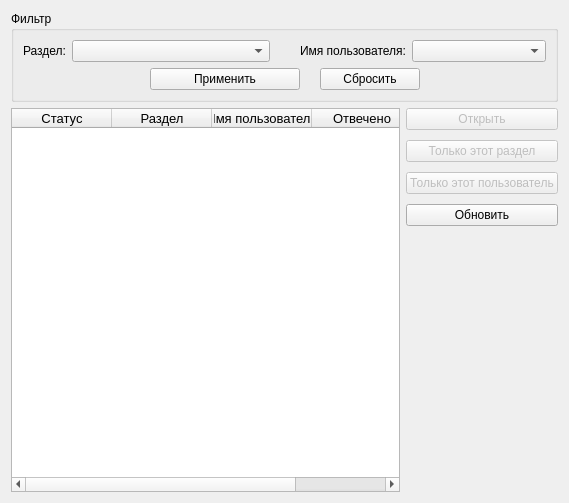
First picture: the form in control/solutionsform.ui, repository TheMrButcher/offline-mentor, before the edit.
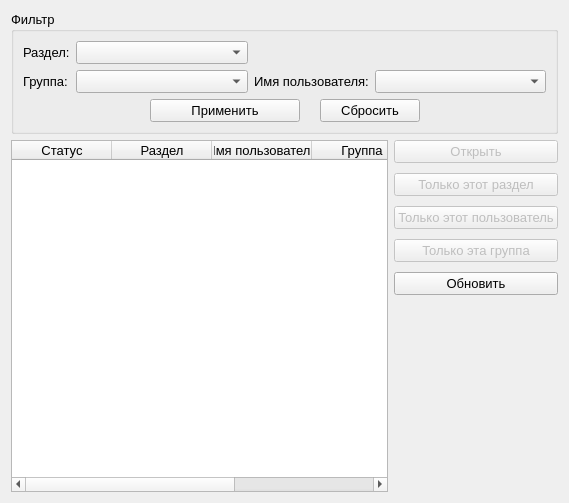
Second picture: the form after the edit. Icons and pictures are not drawn.

What changed in the file:
```diff
--- a/control/solutionsform.ui
+++ b/control/solutionsform.ui
@@ -10,6 +10,11 @@
     <height>503</height>
    </rect>
   </property>
+  <property name="font">
+   <font>
+    <pointsize>10</pointsize>
+   </font>
+  </property>
   <property name="windowTitle">
    <string>Form</string>
   </property>
@@ -21,47 +26,60 @@
      </property>
      <layout class="QVBoxLayout" name="verticalLayout_3">
       <item>
-       <layout class="QHBoxLayout" name="horizontalLayout_2">
-        <property name="spacing">
-         <number>30</number>
-        </property>
-        <item>
-         <layout class="QFormLayout" name="formLayout">
-          <property name="horizontalSpacing">
-           <number>6</number>
-          </property>
-          <item row="0" column="0">
+       <layout class="QGridLayout" name="gridLayout">
+        <item row="2" column="0">
            <widget class="QLabel" name="label">
+          <property name="sizePolicy">
+           <sizepolicy hsizetype="Fixed" vsizetype="Preferred">
+            <horstretch>0</horstretch>
+            <verstretch>0</verstretch>
+           </sizepolicy>
+          </property>
             <property name="text">
              <string>Раздел:</string>
             </property>
            </widget>
           </item>
-          <item row="0" column="1">
-           <widget class="QComboBox" name="sectionNameComboBox">
-            <property name="maximumSize">
-             <size>
-              <width>400</width>
-              <height>16777215</height>
-             </size>
+        <item row="3" column="0">
+         <widget class="QLabel" name="label_3">
+          <property name="sizePolicy">
+           <sizepolicy hsizetype="Fixed" vsizetype="Preferred">
+            <horstretch>0</horstretch>
+            <verstretch>0</verstretch>
+           </sizepolicy>
+          </property>
+          <property name="text">
+           <string>Группа:</string>
             </property>
            </widget>
           </item>
-         </layout>
+        <item row="3" column="1">
+         <widget class="QComboBox" name="groupNameComboBox"/>
         </item>
-        <item>
-         <layout class="QFormLayout" name="formLayout_2">
-          <property name="horizontalSpacing">
-           <number>6</number>
-          </property>
-          <item row="0" column="0">
+        <item row="3" column="2">
            <widget class="QLabel" name="label_2">
+          <property name="sizePolicy">
+           <sizepolicy hsizetype="Fixed" vsizetype="Preferred">
+            <horstretch>0</horstretch>
+            <verstretch>0</verstretch>
+           </sizepolicy>
+          </property>
             <property name="text">
              <string>Имя пользователя:</string>
             </property>
            </widget>
           </item>
-          <item row="0" column="1">
+        <item row="2" column="1">
+         <widget class="QComboBox" name="sectionNameComboBox">
+          <property name="maximumSize">
+           <size>
+            <width>400</width>
+            <height>16777215</height>
+           </size>
+          </property>
+         </widget>
+        </item>
+        <item row="3" column="3">
            <widget class="QComboBox" name="userNameComboBox">
             <property name="maximumSize">
              <size>
@@ -73,8 +91,6 @@
           </item>
          </layout>
         </item>
-       </layout>
-      </item>
       <item>
        <layout class="QHBoxLayout" name="horizontalLayout_3">
         <property name="spacing">
@@ -179,6 +195,11 @@
          <string>Имя пользователя</string>
         </property>
        </column>
+       <column>
+        <property name="text">
+         <string>Группа</string>
+        </property>
+       </column>
        <column>
         <property name="text">
          <string>Отвечено</string>
@@ -245,6 +266,21 @@
          </property>
         </widget>
        </item>
+       <item>
+        <widget class="QPushButton" name="selectGroupButton">
+         <property name="enabled">
+          <bool>false</bool>
+         </property>
+         <property name="text">
+          <string>Только эта группа</string>
+         </property>
+         <property name="icon">
+          <iconset>
+           <normalon>:/icons/group.png</normalon>
+          </iconset>
+         </property>
+        </widget>
+       </item>
        <item>
         <widget class="QPushButton" name="updateButton">
          <property name="minimumSize">
```
Lines whose indentation alone changed are shown as unchanged.
